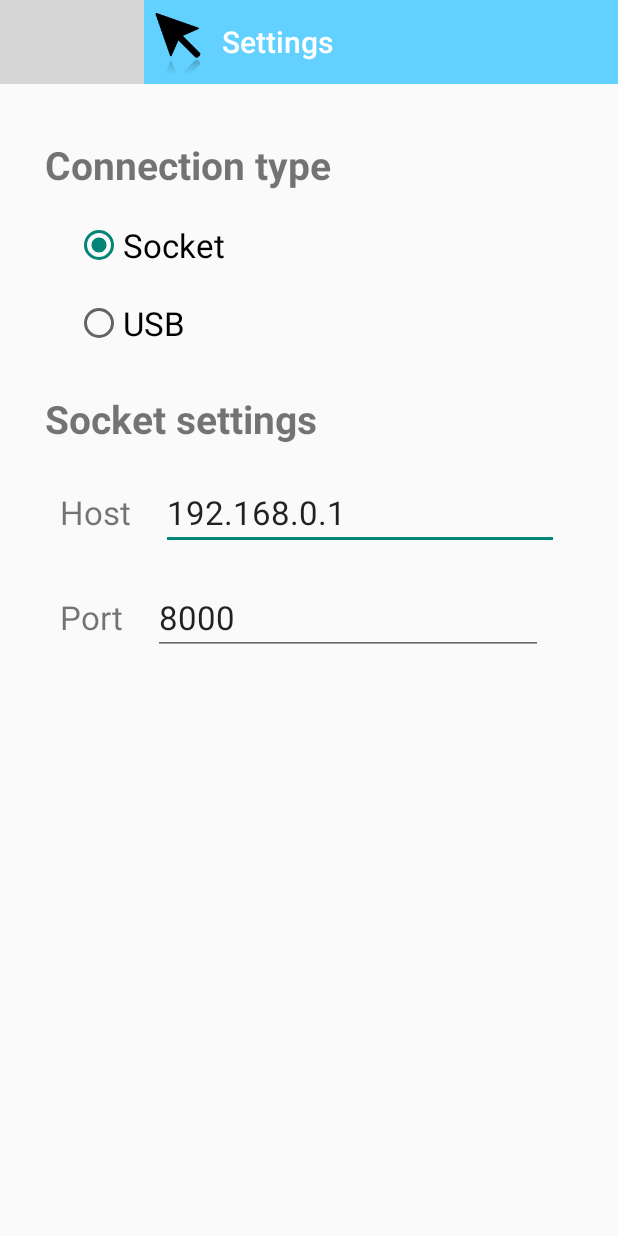
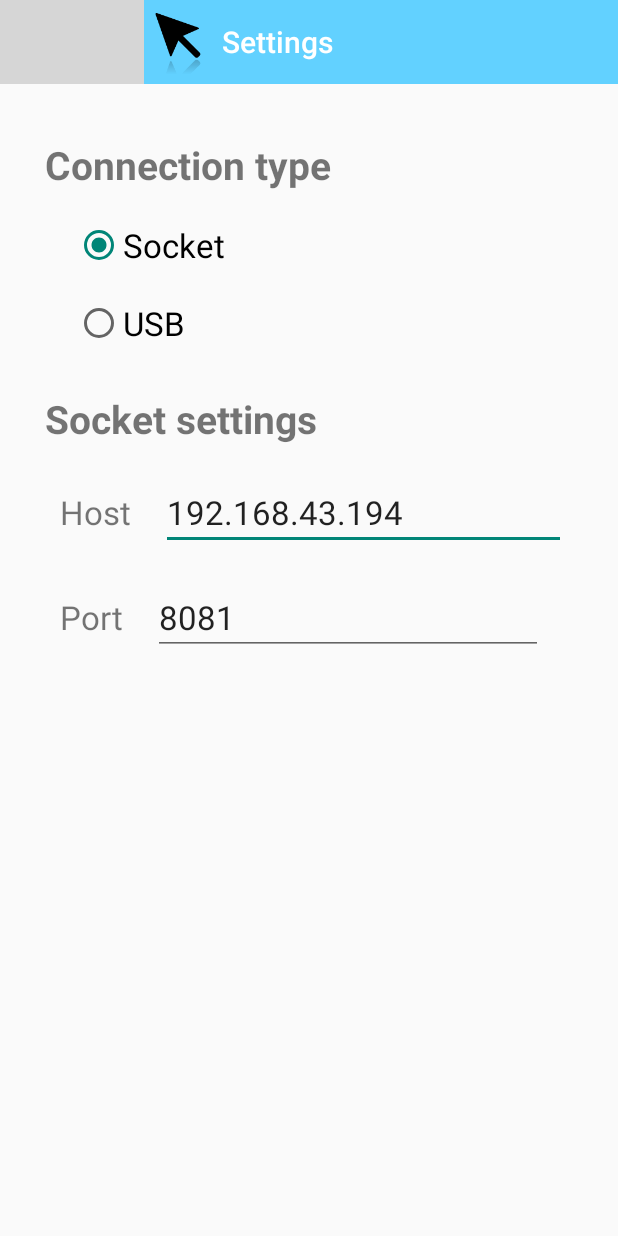
Before and after one commit to xammi/Curs_OS, an Android app: the screen it shows after launch (SettingsActivity), after a tap on "Go to settings", on a phone screen of 412 x 824 dp. Run offline under Robolectric (Android 15) with nearby library versions, the light colour scheme and no system bars; grey boxes are pictures that could not be loaded.

Commit message:
Ready for first transmission

```diff
--- a/phone/app/src/main/AndroidManifest.xml
+++ b/phone/app/src/main/AndroidManifest.xml
@@ -3,6 +3,9 @@
     package="bmstu.curs_os" >
 
     <uses-feature android:name="android.hardware.usb.accessory" />
+
+    <uses-permission android:name="android.permission.INTERNET" />
+    <uses-permission android:name="android.permission.ACCESS_NETWORK_STATE" />
 
     <application
         android:allowBackup="true"
--- a/phone/app/src/main/java/bmstu/curs_os/MainActivity.java
+++ b/phone/app/src/main/java/bmstu/curs_os/MainActivity.java
@@ -1,6 +1,9 @@
 package bmstu.curs_os;
 
+import android.content.BroadcastReceiver;
+import android.content.Context;
 import android.content.Intent;
+import android.content.IntentFilter;
 import android.content.SharedPreferences;
 import android.support.v7.app.ActionBarActivity;
 import android.os.Bundle;
@@ -8,6 +11,9 @@ import android.support.v7.widget.Toolbar;
 import android.view.Menu;
 import android.view.MenuItem;
 import android.view.View;
+import android.widget.Toast;
+
+import bmstu.curs_os.services.ConnectService;
 import bmstu.curs_os.services.SocketService;
 import bmstu.curs_os.services.UsbService;
 
@@ -28,6 +34,14 @@ public class MainActivity extends ActionBarActivity {
 
         SharedPreferences settings = getSharedPreferences(getResources().getString(R.string.prefs_file), 0);
         type = ConnectType.valueOf(settings.getString("type", ConnectType.SOCKET.name()));
+
+        registerReceiver(connectReceiver, new IntentFilter(ConnectService.ACTION_RESPONSE));
+    }
+
+    @Override
+    protected void onDestroy() {
+        unregisterReceiver(connectReceiver);
+        super.onDestroy();
     }
 
     @Override
@@ -77,4 +91,12 @@ public class MainActivity extends ActionBarActivity {
                 break;
         }
     }
+
+    private BroadcastReceiver connectReceiver = new BroadcastReceiver() {
+        @Override
+        public void onReceive(Context context, Intent intent) {
+            String message = intent.getStringExtra(ConnectService.EXTRA_MSG);
+            Toast.makeText(MainActivity.this, message, Toast.LENGTH_SHORT).show();
+        }
+    };
 }
--- a/phone/app/src/main/java/bmstu/curs_os/SettingsActivity.java
+++ b/phone/app/src/main/java/bmstu/curs_os/SettingsActivity.java
@@ -41,9 +41,9 @@ public class SettingsActivity extends ActionBarActivity {
         });
 
         SharedPreferences settings = getSharedPreferences(getResources().getString(R.string.prefs_file), 0);
-        type = ConnectType.valueOf(settings.getString("type", "socket"));
-        host = settings.getString("host", "192.168.0.1");
-        port = settings.getInt("port", 8000);
+        type = ConnectType.valueOf(settings.getString("type", ConnectType.SOCKET.name()));
+        host = settings.getString("host", getResources().getString(R.string.default_host));
+        port = settings.getInt("port", getResources().getInteger(R.integer.default_port));
         setEditListeners();
     }
 
--- a/phone/app/src/main/res/layout/activity_settings.xml
+++ b/phone/app/src/main/res/layout/activity_settings.xml
@@ -97,8 +97,7 @@
                 android:layout_height="wrap_content"
                 android:id="@+id/edt_host"
                 android:textSize="22dp"
-                android:layout_weight="0.88"
-                android:text="192.168.0.1"/>
+                android:layout_weight="0.88"/>
         </LinearLayout>
 
         <LinearLayout
@@ -124,8 +123,7 @@
                 android:inputType="number"
                 android:ems="10"
                 android:id="@+id/edt_port"
-                android:textSize="22dp"
-                android:text="8000" />
+                android:textSize="22dp" />
         </LinearLayout>
 
     </LinearLayout>
--- a/phone/app/src/main/res/values/strings.xml
+++ b/phone/app/src/main/res/values/strings.xml
@@ -8,4 +8,6 @@
     <string name="menu_to_settings">Go to settings</string>
 
     <string name="prefs_file">CursOsPrefs</string>
+    <string name="default_host">192.168.43.194</string>
+    <integer name="default_port">8081</integer>
 </resources>
```
Also changed, not shown: phone/app/src/main/java/bmstu/curs_os/services/ConnectService.java (+10 -0 lines), phone/app/src/main/java/bmstu/curs_os/services/SocketService.java (+22 -8 lines), 1 other file.
